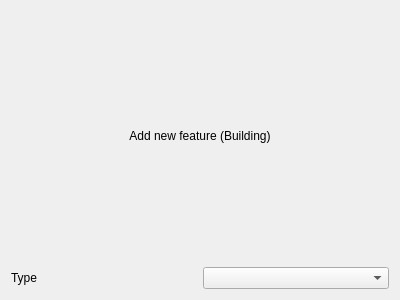
Memz-Dev/tygron-qgis, file AttributeForms/buildings.ui: the form before one commit.
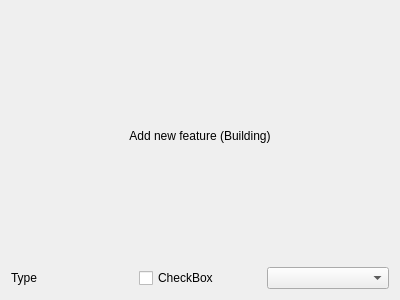
The form after the commit.

```diff
--- a/AttributeForms/buildings.ui
+++ b/AttributeForms/buildings.ui
@@ -33,6 +33,13 @@
        </property>
       </widget>
      </item>
+     <item>
+      <widget class="QCheckBox" name="checkBox">
+       <property name="text">
+        <string>CheckBox</string>
+       </property>
+      </widget>
+     </item>
      <item>
       <widget class="QComboBox" name="comboBox"/>
      </item>
```
